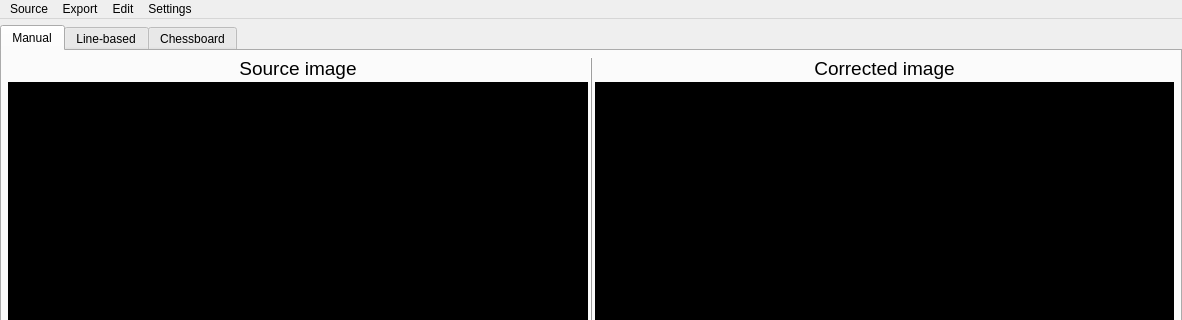
This is calib_tools/app/mainwindow.ui in KirillHit/camera_calibration_tools as Qt 5 draws it before an edit; both pictures show x 0 to 1182 and y 0 to 320 of the 1182 by 753 pixel window. The edited form follows.
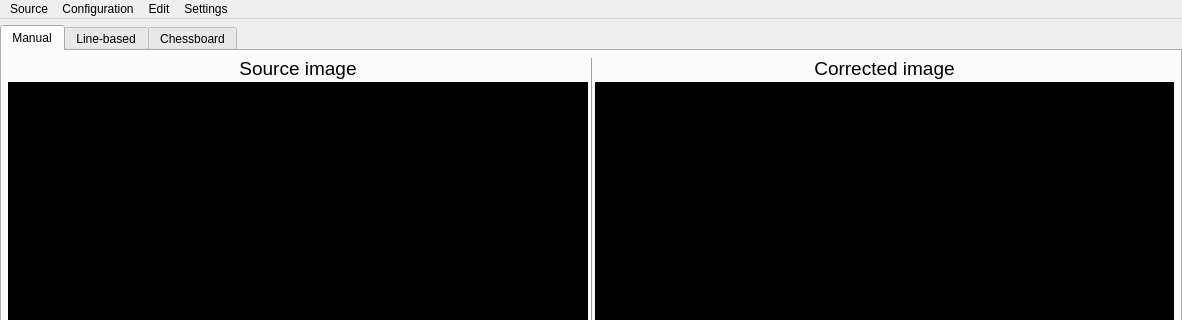
This is the edited form. Custom widgets are drawn as their Qt base class.

Patch:
```diff
--- a/calib_tools/app/mainwindow.ui
+++ b/calib_tools/app/mainwindow.ui
@@ -1316,9 +1316,9 @@
     <addaction name="actionSelectCam"/>
     <addaction name="actionSelectStream"/>
    </widget>
-   <widget class="QMenu" name="menuExport">
+   <widget class="QMenu" name="menuConfiguration">
     <property name="title">
-     <string>Export</string>
+     <string>Configuration</string>
     </property>
     <addaction name="actionExportROS"/>
    </widget>
@@ -1342,7 +1342,7 @@
     <addaction name="menuLanguage"/>
    </widget>
    <addaction name="menuSource"/>
-   <addaction name="menuExport"/>
+   <addaction name="menuConfiguration"/>
    <addaction name="menuEdit"/>
    <addaction name="menuSettings"/>
   </widget>
```
Left out of the diff: 8 changed lines with no effect on the pictures.
